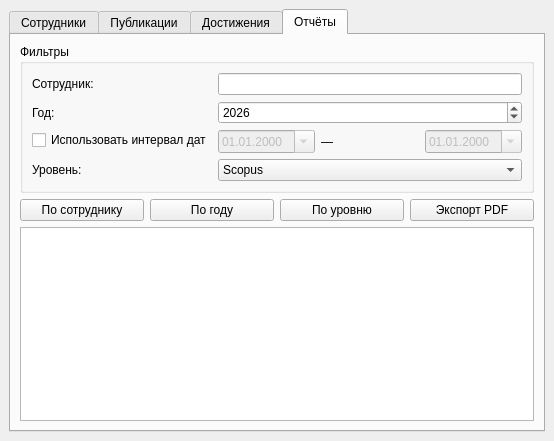
Above: main.ui from Arxn0n/Faculty before the change. Below: the same form after it.
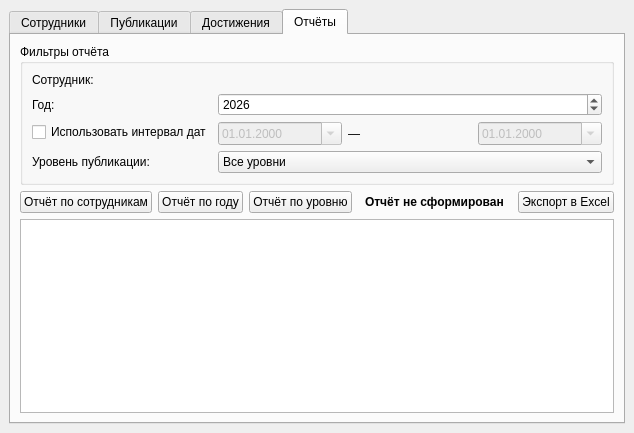
That is the form after the change. The open tabs and pages were chosen to show the change.

```diff
--- a/main.ui
+++ b/main.ui
@@ -225,65 +225,237 @@
       </widget>
 
       <widget class="QWidget" name="tabReports">
-       <attribute name="title"><string>Отчёты</string></attribute>
-       <layout class="QVBoxLayout">
-        <item>
-         <widget class="QGroupBox">
-          <property name="title"><string>Фильтры</string></property>
-          <layout class="QFormLayout">
-           <item row="0" column="0"><widget class="QLabel"><property name="text"><string>Сотрудник:</string></property></widget></item>
-           <item row="0" column="1"><widget class="QLineEdit" name="inputReportEmployee"/></item>
+ <attribute name="title">
+  <string>Отчёты</string>
+ </attribute>
 
-           <item row="1" column="0"><widget class="QLabel"><property name="text"><string>Год:</string></property></widget></item>
-           <item row="1" column="1"><widget class="QSpinBox" name="spinReportYear">
-            <property name="minimum"><number>1</number></property>
-            <property name="maximum"><number>10000</number></property>
-            <property name="value"><number>2026</number></property>
-           </widget></item>
+ <layout class="QVBoxLayout">
 
-           <item row="2" column="0"><widget class="QCheckBox" name="chkUseInterval">
-            <property name="text"><string>Использовать интервал дат</string></property>
-           </widget></item>
-           <item row="2" column="1">
-            <layout class="QHBoxLayout">
-             <item><widget class="QDateEdit" name="dateStart">
-              <property name="calendarPopup"><bool>true</bool></property>
-              <property name="displayFormat"><string>dd.MM.yyyy</string></property>
-              <property name="enabled"><bool>false</bool></property>
-             </widget></item>
-             <item><widget class="QLabel"><property name="text"><string>—</string></property></widget></item>
-             <item><widget class="QDateEdit" name="dateEnd">
-              <property name="calendarPopup"><bool>true</bool></property>
-              <property name="displayFormat"><string>dd.MM.yyyy</string></property>
-              <property name="enabled"><bool>false</bool></property>
-             </widget></item>
-            </layout>
-           </item>
+  <item>
+   <widget class="QGroupBox" name="groupFilters">
+    <property name="title">
+     <string>Фильтры отчёта</string>
+    </property>
 
-           <item row="3" column="0"><widget class="QLabel"><property name="text"><string>Уровень:</string></property></widget></item>
-           <item row="3" column="1"><widget class="QComboBox" name="comboReportLevel">
-            <item><property name="text"><string>Scopus</string></property></item>
-            <item><property name="text"><string>Web of Science</string></property></item>
-            <item><property name="text"><string>ВАК</string></property></item>
-            <item><property name="text"><string>РИНЦ</string></property></item>
-            <item><property name="text"><string>Прочее</string></property></item>
-           </widget></item>
-          </layout>
-         </widget>
-        </item>
-        <item>
-         <layout class="QHBoxLayout">
-          <item><widget class="QPushButton" name="btnReportByEmployee"><property name="text"><string>По сотруднику</string></property></widget></item>
-          <item><widget class="QPushButton" name="btnReportByYear"><property name="text"><string>По году</string></property></widget></item>
-          <item><widget class="QPushButton" name="btnReportByLevel"><property name="text"><string>По уровню</string></property></widget></item>
-          <item><widget class="QPushButton" name="btnExportPDF"><property name="text"><string>Экспорт PDF</string></property></widget></item>
-         </layout>
-        </item>
-        <item>
-         <widget class="QTableWidget" name="tableReports"/>
-        </item>
-       </layout>
+    <layout class="QFormLayout">
+
+     <!-- Сотрудник -->
+     <item row="0" column="0">
+      <widget class="QLabel">
+       <property name="text">
+        <string>Сотрудник:</string>
+       </property>
       </widget>
+     </item>
+
+     <QPushButton name="btnSelectEmployees">
+    <property name="text">
+        <string>Выбрать сотрудников</string>
+    </property>
+    </QPushButton>
+
+    <QLabel name="lblSelectedEmployees">
+    <property name="text">
+        <string>Все сотрудники</string>
+    </property>
+        </QLabel>
+        
+     <!-- Год -->
+     <item row="1" column="0">
+      <widget class="QLabel">
+       <property name="text">
+        <string>Год:</string>
+       </property>
+      </widget>
+     </item>
+
+     <item row="1" column="1">
+      <widget class="QSpinBox" name="spinReportYear">
+       <property name="minimum">
+        <number>2000</number>
+       </property>
+       <property name="maximum">
+        <number>2100</number>
+       </property>
+       <property name="value">
+        <number>2026</number>
+       </property>
+      </widget>
+     </item>
+
+     <!-- Интервал -->
+     <item row="2" column="0">
+      <widget class="QCheckBox" name="chkUseInterval">
+       <property name="text">
+        <string>Использовать интервал дат</string>
+       </property>
+      </widget>
+     </item>
+
+     <item row="2" column="1">
+      <layout class="QHBoxLayout">
+
+       <item>
+        <widget class="QDateEdit" name="dateStart">
+         <property name="calendarPopup">
+          <bool>true</bool>
+         </property>
+         <property name="displayFormat">
+          <string>dd.MM.yyyy</string>
+         </property>
+         <property name="enabled">
+          <bool>false</bool>
+         </property>
+        </widget>
+       </item>
+
+       <item>
+        <widget class="QLabel">
+         <property name="text">
+          <string>—</string>
+         </property>
+        </widget>
+       </item>
+
+       <item>
+        <widget class="QDateEdit" name="dateEnd">
+         <property name="calendarPopup">
+          <bool>true</bool>
+         </property>
+         <property name="displayFormat">
+          <string>dd.MM.yyyy</string>
+         </property>
+         <property name="enabled">
+          <bool>false</bool>
+         </property>
+        </widget>
+       </item>
+
+      </layout>
+     </item>
+
+     <!-- Уровень -->
+     <item row="3" column="0">
+      <widget class="QLabel">
+       <property name="text">
+        <string>Уровень публикации:</string>
+       </property>
+      </widget>
+     </item>
+
+     <item row="3" column="1">
+      <widget class="QComboBox" name="comboReportLevel">
+
+       <item>
+        <property name="text">
+         <string>Все уровни</string>
+        </property>
+       </item>
+
+       <item>
+        <property name="text">
+         <string>Scopus</string>
+        </property>
+       </item>
+
+       <item>
+        <property name="text">
+         <string>Web of Science</string>
+        </property>
+       </item>
+
+       <item>
+        <property name="text">
+         <string>ВАК</string>
+        </property>
+       </item>
+
+       <item>
+        <property name="text">
+         <string>РИНЦ</string>
+        </property>
+       </item>
+
+       <item>
+        <property name="text">
+         <string>Прочее</string>
+        </property>
+       </item>
+
+      </widget>
+     </item>
+
+    </layout>
+   </widget>
+  </item>
+
+  <!-- Кнопки -->
+  <item>
+   <layout class="QHBoxLayout">
+
+    <item>
+     <widget class="QPushButton" name="btnReportByEmployee">
+      <property name="text">
+       <string>Отчёт по сотрудникам</string>
+      </property>
+     </widget>
+    </item>
+
+    <item>
+     <widget class="QPushButton" name="btnReportByYear">
+      <property name="text">
+
+
+<string>Отчёт по году</string>
+      </property>
+     </widget>
+    </item>
+
+    <item>
+     <widget class="QPushButton" name="btnReportByLevel">
+      <property name="text">
+       <string>Отчёт по уровню</string>
+      </property>
+     </widget>
+    </item>
+
+    <item>
+ <widget class="QLabel" name="lblReportInfo">
+  <property name="text">
+   <string>Отчёт не сформирован</string>
+  </property>
+
+  <property name="styleSheet">
+   <string notr="true">
+    font-weight: bold;
+    padding: 4px;
+   </string>
+  </property>
+ </widget>
+</item>
+
+    <item>
+     <widget class="QPushButton" name="btnExportExcel">
+      <property name="text">
+       <string>Экспорт в Excel</string>
+      </property>
+     </widget>
+    </item>
+
+   </layout>
+  </item>
+
+  <!-- Таблица -->
+  <item>
+   <widget class="QTableWidget" name="tableReports">
+    <property name="alternatingRowColors">
+     <bool>true</bool>
+    </property>
+   </widget>
+  </item>
+
+ </layout>
+</widget>
 
      </widget>
     </item>
```
